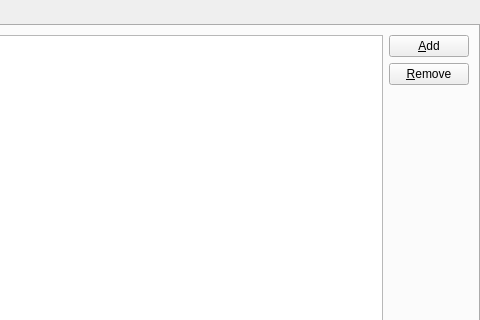
First picture: the form in application/pages/ModFolderPage.ui, repository FreesmTeam/FreesmLauncher, before the edit; both pictures show x 243 to 723 and y 0 to 320 of the 723 by 532 pixel window.
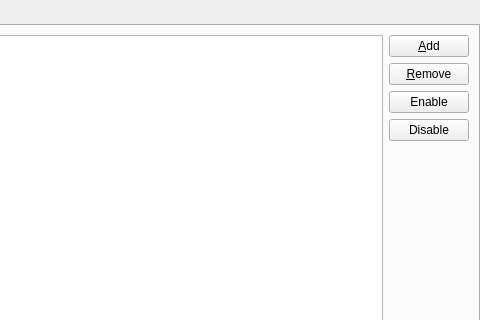
Second picture: the form after the edit. Custom widgets are drawn as their Qt base class.

```diff
--- a/application/pages/ModFolderPage.ui
+++ b/application/pages/ModFolderPage.ui
@@ -55,6 +55,20 @@
            </property>
           </widget>
          </item>
+         <item>
+          <widget class="QPushButton" name="enableModBtn">
+           <property name="text">
+            <string>Enable</string>
+           </property>
+          </widget>
+         </item>
+         <item>
+          <widget class="QPushButton" name="disableModBtn">
+           <property name="text">
+            <string>Disable</string>
+           </property>
+          </widget>
+         </item>
          <item>
           <spacer name="verticalSpacer">
            <property name="orientation">
```
Left out of the diff: 4 changed lines with no effect on the pictures.
